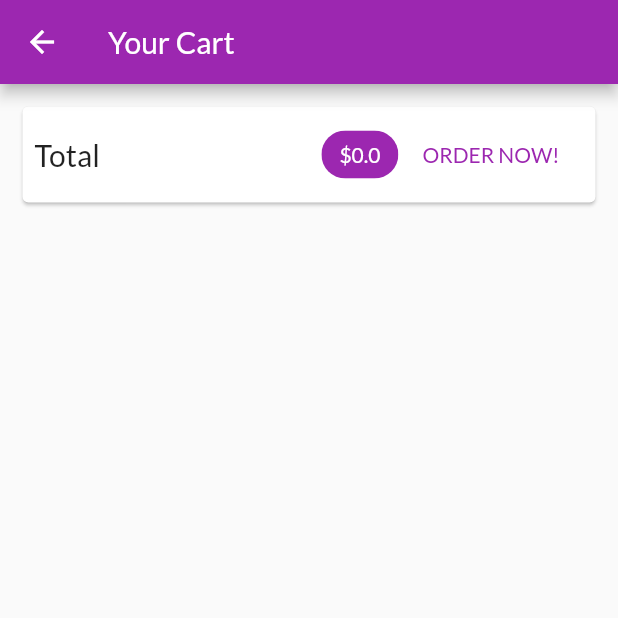
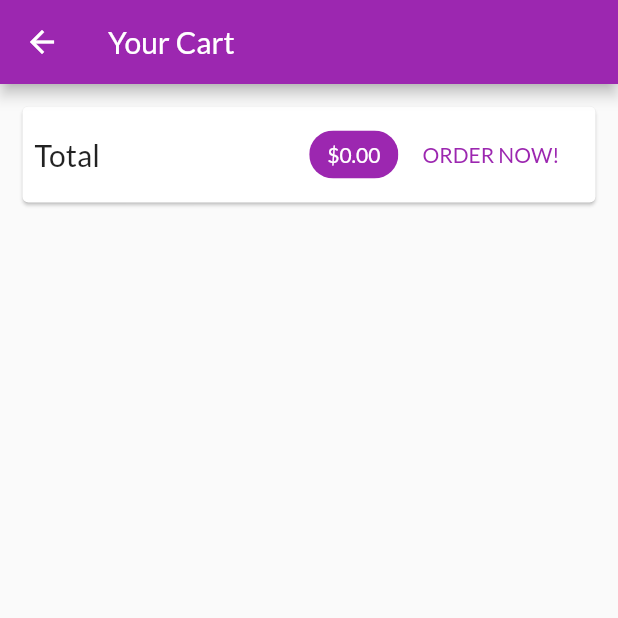
Before and after one commit to eneskanra/shop_app, a Flutter app: the CartScreen screen opened by its route, after a tap on "ORDER NOW!", on a phone screen of 412 x 824 dp, the top half of it. Run offline on Flutter 3.47's test engine with Material 2 defaults, Android fonts, the phone set to English and light mode, and no system bars; network calls fail.

Commit message:
Added user products

```diff
--- a/lib/main.dart
+++ b/lib/main.dart
@@ -2,11 +2,13 @@ import 'package:flutter/material.dart';
 import 'package:provider/provider.dart';
 import './providers/products.dart';
 import './providers/cart.dart';
-import './providers/order.dart';
+import 'providers/orders.dart';
 
 import './screens/products_overview_screen.dart';
 import './screens/product_detail_screen.dart';
 import './screens/cart_screen.dart';
+import './screens/orders_screen.dart';
+import './screens/user_products_screen.dart';
 
 void main() {
   runApp(MyApp());
@@ -40,6 +42,8 @@ class MyApp extends StatelessWidget {
         routes: {
           ProductDetailScreen.routeName: (ctx) => ProductDetailScreen(),
           CartScreen.routeName: (ctx) => CartScreen(),
+          OrdersScreen.routename: (ctx) => OrdersScreen(),
+          UserProductsScreen.routeName: (ctx) => UserProductsScreen(),
         },
       ),
     );
--- a/lib/providers/order.dart
+++ b/lib/providers/orders.dart
@@ -1,6 +1,6 @@
 import 'package:flutter/foundation.dart';
 
-import './cart.dart';
+import 'cart.dart';
 
 class OrderItem {
   final String id;
--- a/lib/screens/cart_screen.dart
+++ b/lib/screens/cart_screen.dart
@@ -4,6 +4,7 @@ import 'package:flutter/rendering.dart';
 import 'package:provider/provider.dart';
 
 import '../providers/cart.dart' show Cart;
+import '../providers/orders.dart';
 import '../widgets/cart_item.dart';
 
 class CartScreen extends StatelessWidget {
@@ -31,7 +32,7 @@ class CartScreen extends StatelessWidget {
                   Spacer(),
                   Chip(
                     label: Text(
-                      '\$${cart.totalAmount}',
+                      '\$${cart.totalAmount.toStringAsFixed(2)}',
                       style: TextStyle(
                           color: Theme.of(context)
                               .primaryTextTheme
@@ -41,7 +42,13 @@ class CartScreen extends StatelessWidget {
                     backgroundColor: Theme.of(context).primaryColor,
                   ),
                   FlatButton(
-                    onPressed: () {},
+                    onPressed: () {
+                      Provider.of<Orders>(context, listen: false).addOrder(
+                        cart.items.values.toList(),
+                        cart.totalAmount,
+                      );
+                      cart.clear();
+                    },
                     child: Text('ORDER NOW!'),
                     textColor: Theme.of(context).primaryColor,
                   )
--- /dev/null
+++ b/lib/screens/orders_screen.dart
@@ -0,0 +1,23 @@
+import 'package:flutter/material.dart';
+import 'package:provider/provider.dart';
+import '../widgets/app_drawer.dart';
+import '../providers/orders.dart' show Orders;
+import '../widgets/order_item.dart';
+
+class OrdersScreen extends StatelessWidget {
+  static const routename = '/orders';
+  @override
+  Widget build(BuildContext context) {
+    final orderData = Provider.of<Orders>(context);
+    return Scaffold(
+      appBar: AppBar(
+        title: Text('Your Orders'),
+      ),
+      drawer: AppDrawer(),
+      body: ListView.builder(
+        itemBuilder: (ctx, i) => OrderItem(orderData.orders[i]),
+        itemCount: orderData.orders.length,
+      ),
+    );
+  }
+}
--- a/lib/screens/products_overview_screen.dart
+++ b/lib/screens/products_overview_screen.dart
@@ -1,6 +1,7 @@
 import 'package:flutter/material.dart';
 import 'package:provider/provider.dart';
 import 'package:shop_app/screens/cart_screen.dart';
+import '../widgets/app_drawer.dart';
 import '../providers/cart.dart';
 
 import '../widgets/products_grid.dart';
@@ -65,6 +66,7 @@ class _ProductsOverviewScreenState extends State<ProductsOverviewScreen> {
           ),
         ],
       ),
+      drawer: AppDrawer(),
       body: ProductsGrid(_showOnlyFavorites),
     );
   }
--- /dev/null
+++ b/lib/widgets/order_item.dart
@@ -0,0 +1,71 @@
+import 'dart:math';
+
+import 'package:flutter/material.dart';
+import 'package:intl/intl.dart';
+
+import '../providers/orders.dart' as ord;
+
+class OrderItem extends StatefulWidget {
+  final ord.OrderItem order;
+
+  OrderItem(this.order);
+
+  @override
+  _OrderItemState createState() => _OrderItemState();
+}
+
+class _OrderItemState extends State<OrderItem> {
+  var _expanded = false;
+  @override
+  Widget build(BuildContext context) {
+    return Card(
+      margin: EdgeInsets.all(10),
+      child: Column(
+        children: <Widget>[
+          ListTile(
+            title: Text('\$${widget.order.amount}'),
+            subtitle: Text(
+                DateFormat('dd/MM/yyyy hh:mm').format(widget.order.dateTime)),
+            trailing: IconButton(
+              icon: Icon(_expanded ? Icons.expand_less : Icons.expand_more),
+              onPressed: () {
+                setState(() {
+                  _expanded = !_expanded;
+                });
+              },
+            ),
+          ),
+          if (_expanded)
+            Container(
+              height: min(widget.order.products.length * 20.0 + 10, 180),
+              child: ListView(
+                children: widget.order.products
+                    .map(
+                      (prod) => Row(
+                        mainAxisAlignment: MainAxisAlignment.spaceBetween,
+                        children: <Widget>[
+                          Text(
+                            prod.title,
+                            style: TextStyle(
+                              fontSize: 18,
+                              fontWeight: FontWeight.bold,
+                            ),
+                          ),
+                          Text(
+                            '${prod.quantity}x \$${prod.price}',
+                            style: TextStyle(
+                              fontSize: 18,
+                              color: Colors.grey,
+                            ),
+                          ),
+                        ],
+                      ),
+                    )
+                    .toList(),
+              ),
+            )
+        ],
+      ),
+    );
+  }
+}
--- a/pubspec.yaml
+++ b/pubspec.yaml
@@ -24,6 +24,7 @@ dependencies:
   flutter:
     sdk: flutter
   provider: ^4.3.1
+  intl: ^0.16.1
 
 
   # The following adds the Cupertino Icons font to your application.
```
Also changed, not shown: lib/providers/cart.dart (+20 -0 lines), lib/screens/edit_product_screen.dart (added, +18 -0 lines), lib/screens/user_products_screen.dart (added, +42 -0 lines), lib/widgets/app_drawer.dart (added, +45 -0 lines), lib/widgets/cart_item.dart (+23 -0 lines), lib/widgets/product_item.dart (+18 -1 lines), lib/widgets/user_product_item.dart (added, +35 -0 lines), pubspec.lock.
